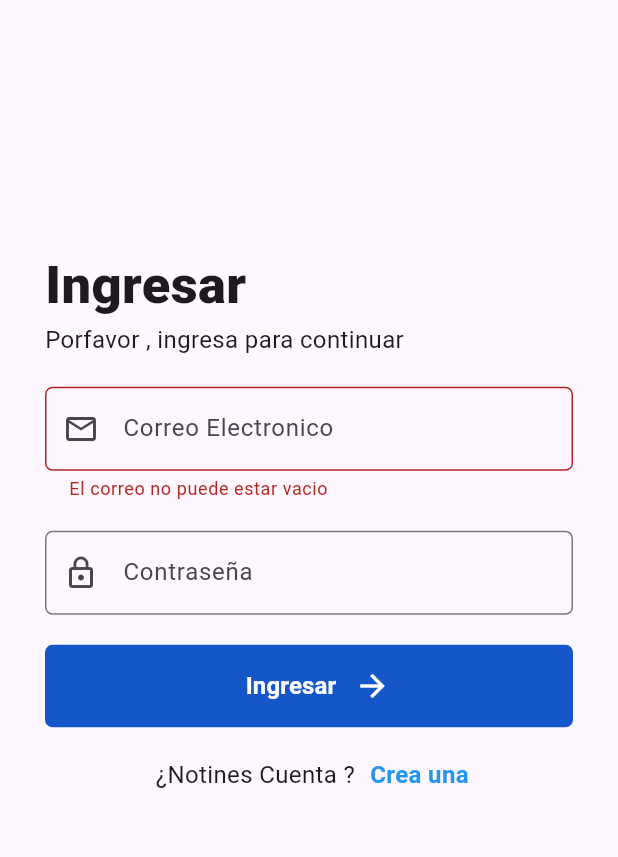
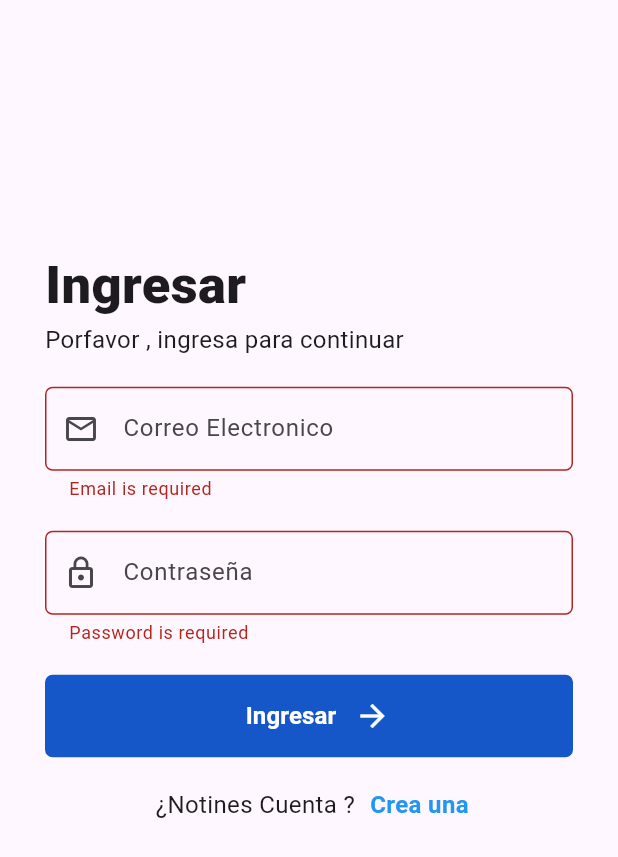
Before and after one commit to yerytech/StoreAppFlutter, a Flutter app: the screen it shows after launch, after a tap on "Ingresar", on a phone screen of 412 x 824 dp. Shown: the top 857 px of the screen. Run offline on Flutter 3.47's test engine with Material 3 defaults, Android fonts, the light colour scheme and no system bars.

Commit message:
Add form validation for email and password in login screen

```diff
--- /dev/null
+++ b/lib/core/Validator/form_validators.dart
@@ -0,0 +1,33 @@
+class FormValidators {
+
+static String? validatorEmail(String? email){
+  if(email == null || email.isEmpty){
+    return 'Email is required';
+  }
+  final emailRegex =RegExp(r'^[\w-\.]+@([\w-]+\.)+[\w-]{2,4}$');
+  if(!emailRegex.hasMatch(email)){
+    return "Email is not valid";
+  }
+  return null;
+
+
+}
+
+
+
+
+static String? validatorPassword(String? password){
+  if(password == null || password.isEmpty){
+    return 'Password is required';
+  }
+  if(password.length < 6){
+    return "Password must be at least 6 characters";
+  }
+  return null;
+
+
+}
+
+
+
+}
--- a/lib/presentation/screens/auth/login_screen.dart
+++ b/lib/presentation/screens/auth/login_screen.dart
@@ -1,8 +1,6 @@
-
-
-import 'dart:developer';
 
 import 'package:flutter/material.dart';
+import 'package:productsapp/core/Validator/form_validators.dart';
 import '../../widgets/widgets.dart';
 
 
@@ -30,14 +28,11 @@ const LoginScreen({super.key});
                 Text("Ingresar", style: TextStyle( fontSize: 35, fontWeight: FontWeight.values[8] ),),
                 Text("Porfavor , ingresa para continuar",style: TextStyle(fontSize: 16),),
                 SizedBox(height: 20,),
-                 InputTextField( validator: (emial) {
-                   if (emial == null || emial.isEmpty) {
-                    log('emial is empty');
-                     return 'El correo no puede estar vacio';
-                   } return null;
-                 },   hintText: 'Correo Electronico', icon: Icons.email_outlined, obscureText: false, controller: emailTextController,),
+                 InputTextField( validator: FormValidators.validatorEmail,hintText: 'Correo Electronico', icon: Icons.email_outlined, obscureText: false, controller: emailTextController,),
                  SizedBox(height: 20,),
-                 InputTextField(hintText: 'Contraseña', icon: Icons.lock_outline, obscureText: true, controller: passwordTextController,),
+                 InputTextField(
+                  validator: FormValidators.validatorPassword,
+                  hintText: 'Contraseña', icon: Icons.lock_outline, obscureText: true, controller: passwordTextController,),
                  SizedBox(height: 20,),
                  CustomButtom(onpress: () { formKey.currentState!.validate(); },icon: Icons.arrow_forward, text: 'Ingresar', ),
                  SizedBox(height: 20,),
```
